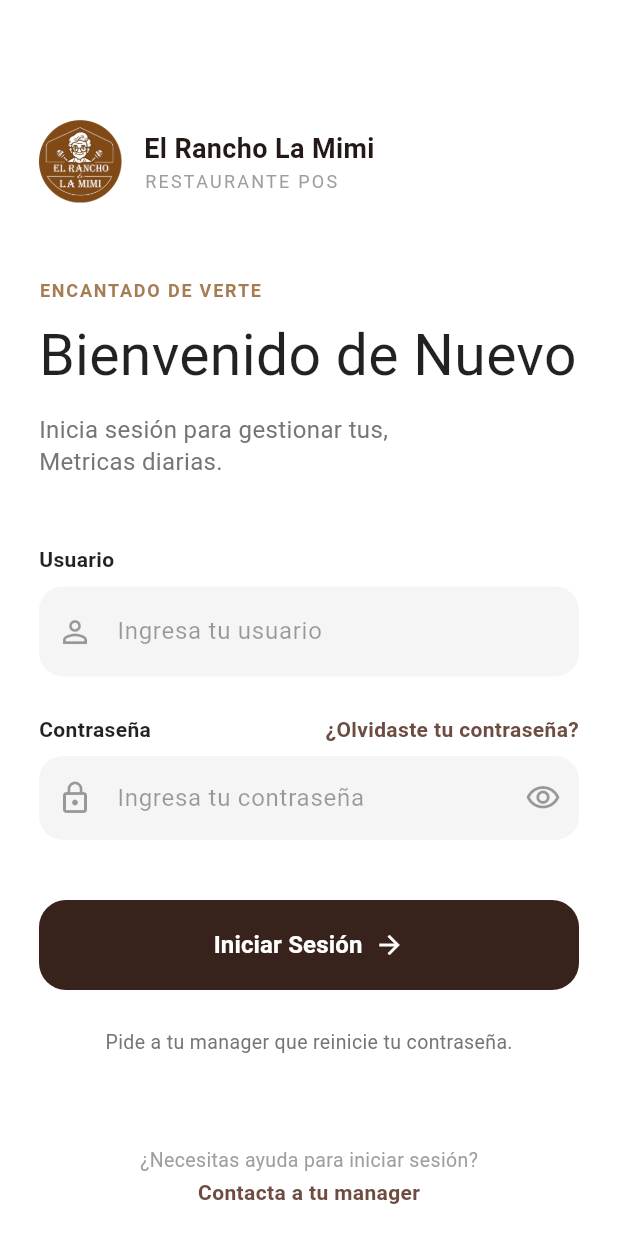
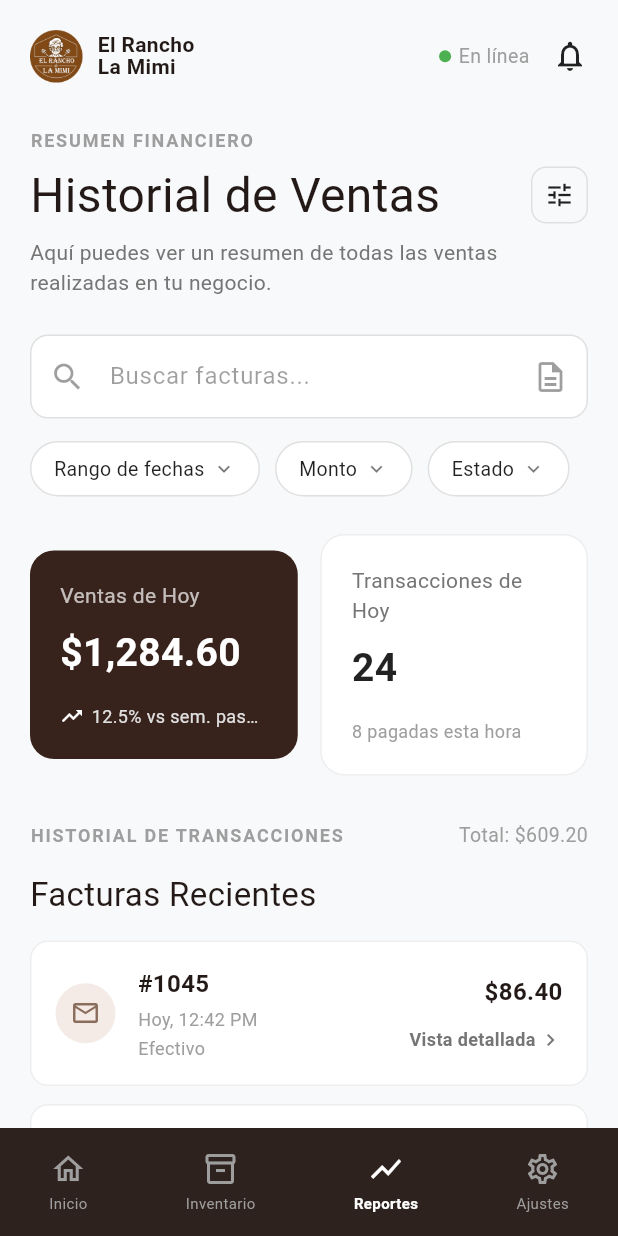
Before and after one commit to Juanexee/SistemaMovil, a Flutter app: the screen it shows after launch, on a phone screen of 412 x 824 dp. Run offline on Flutter 3.47's test engine with Material 3 defaults, Android fonts, the phone set to English and light mode, and no system bars.

Commit message:
feat: subiendo pantalla de historial de venta

```diff
--- a/lib/main.dart
+++ b/lib/main.dart
@@ -1,6 +1,7 @@
 import 'package:flutter/material.dart';
 
-import 'screens/login/login_screen.dart';
+// Importamos la pantalla de Historial de Ventas
+import 'screens/reports/sales_history_screen.dart';
 
 void main() {
   runApp(const MyApp());
@@ -15,12 +16,11 @@ class MyApp extends StatelessWidget {
       title: 'El Rancho La Mimi',
       debugShowCheckedModeBanner: false,
       theme: ThemeData(
-        // Usamos el color café principal como base para el tema
         colorScheme: ColorScheme.fromSeed(seedColor: const Color(0xFF38231c)),
         useMaterial3: true,
       ),
-
-      home: const LoginScreen(),
+      // Definimos la pantalla de Historial de Ventas como la vista inicial
+      home: const SalesHistoryScreen(),
     );
   }
 }
--- /dev/null
+++ b/lib/screens/reports/sales_history_screen.dart
@@ -0,0 +1,487 @@
+import 'package:flutter/material.dart';
+
+// Lo deje como StatefulWidget por si despues le metemos filtro al buscador
+class SalesHistoryScreen extends StatefulWidget {
+  const SalesHistoryScreen({super.key});
+
+  @override
+  State<SalesHistoryScreen> createState() => _SalesHistoryScreenState();
+}
+
+class _SalesHistoryScreenState extends State<SalesHistoryScreen> {
+  TextEditingController search_ctrl = TextEditingController();
+
+  @override
+  Widget build(BuildContext context) {
+    return Scaffold(
+      backgroundColor: const Color(
+        0xFFF8F9FA,
+      ), // Un gris super clarito para el fondo
+      // BARRA INFERIOR CUSTOMIZADA (El BottomNavigationBar normal daba muchos problemas de color)
+      bottomNavigationBar: Container(
+        padding: const EdgeInsets.symmetric(vertical: 15),
+        color: const Color(0xFF2E221E), // Cafe oscuro
+        child: Row(
+          mainAxisAlignment: MainAxisAlignment.spaceAround,
+          children: [
+            _buildNavItem(Icons.home_outlined, 'Inicio', false),
+            _buildNavItem(Icons.inventory_2_outlined, 'Inventario', false),
+            _buildNavItem(
+              Icons.show_chart,
+              'Reportes',
+              true,
+            ), // Este esta activo
+            _buildNavItem(Icons.settings_outlined, 'Ajustes', false),
+          ],
+        ),
+      ),
+
+      // CUERPO DE LA PANTALLA
+      // Uso SingleChildScrollView para que haga scroll en Y y no de error de pixeles
+      body: SafeArea(
+        child: SingleChildScrollView(
+          child: Padding(
+            padding: const EdgeInsets.all(20.0),
+            child: Column(
+              crossAxisAlignment: CrossAxisAlignment.start,
+              children: [
+                // TOP BAR
+                Row(
+                  children: [
+                    ClipRRect(
+                      borderRadius: BorderRadius.circular(8),
+                      child: Image.asset(
+                        'assets/images/mimi2.png',
+                        width: 35,
+                        height: 35,
+                        fit: BoxFit.cover,
+                      ),
+                    ),
+                    const SizedBox(width: 10),
+                    const Text(
+                      'El Rancho\nLa Mimi',
+                      style: TextStyle(
+                        fontWeight: FontWeight.bold,
+                        height: 1.1,
+                      ),
+                    ),
+                    const Spacer(),
+                    // Estado online
+                    Container(
+                      width: 8,
+                      height: 8,
+                      decoration: const BoxDecoration(
+                        color: Colors.green,
+                        shape: BoxShape.circle,
+                      ),
+                    ),
+                    const SizedBox(width: 5),
+                    const Text(
+                      'En línea',
+                      style: TextStyle(color: Colors.grey, fontSize: 13),
+                    ),
+                    const SizedBox(width: 15),
+                    const Icon(Icons.notifications_none, color: Colors.black87),
+                  ],
+                ),
+
+                const SizedBox(height: 30),
+
+                // TITULOS
+                const Text(
+                  'RESUMEN FINANCIERO',
+                  style: TextStyle(
+                    color: Colors.grey,
+                    fontSize: 12,
+                    letterSpacing: 1.2,
+                    fontWeight: FontWeight.bold,
+                  ),
+                ),
+                const SizedBox(height: 5),
+                Row(
+                  mainAxisAlignment: MainAxisAlignment.spaceBetween,
+                  children: [
+                    const Text(
+                      'Historial de Ventas',
+                      style: TextStyle(
+                        fontSize: 32,
+                        fontWeight: FontWeight.w400,
+                      ),
+                    ),
+                    Container(
+                      padding: const EdgeInsets.all(8),
+                      decoration: BoxDecoration(
+                        border: Border.all(color: Colors.grey.shade300),
+                        borderRadius: BorderRadius.circular(10),
+                      ),
+                      child: const Icon(
+                        Icons.tune,
+                        color: Colors.black87,
+                        size: 20,
+                      ),
+                    ),
+                  ],
+                ),
+                const SizedBox(height: 5),
+                Text(
+                  'Aquí puedes ver un resumen de todas las ventas realizadas en tu negocio.',
+                  style: TextStyle(color: Colors.grey[600], fontSize: 14),
+                ),
+
+                const SizedBox(height: 25),
+
+                // BUSCADOR
+                Container(
+                  decoration: BoxDecoration(
+                    color: Colors.white,
+                    borderRadius: BorderRadius.circular(12),
+                    border: Border.all(color: Colors.grey.shade300),
+                  ),
+                  child: TextFormField(
+                    controller: search_ctrl,
+                    decoration: const InputDecoration(
+                      hintText: 'Buscar facturas...',
+                      hintStyle: TextStyle(color: Colors.black38),
+                      prefixIcon: Icon(Icons.search, color: Colors.black38),
+                      suffixIcon: Icon(
+                        Icons.description_outlined,
+                        color: Colors.black38,
+                      ),
+                      border: InputBorder.none,
+                      contentPadding: EdgeInsets.symmetric(vertical: 15),
+                    ),
+                  ),
+                ),
+
+                const SizedBox(height: 15),
+
+                // FILTROS (Row con scroll horizontal por si agregamos mas)
+                SingleChildScrollView(
+                  scrollDirection: Axis.horizontal,
+                  child: Row(
+                    children: [
+                      _buildFilterChip('Rango de fechas'),
+                      const SizedBox(width: 10),
+                      _buildFilterChip('Monto'),
+                      const SizedBox(width: 10),
+                      _buildFilterChip('Estado'),
+                    ],
+                  ),
+                ),
+
+                const SizedBox(height: 25),
+
+                // TARJETAS DE RESUMEN
+                Row(
+                  children: [
+                    // Tarjeta oscura
+                    Expanded(
+                      child: Container(
+                        padding: const EdgeInsets.all(20),
+                        decoration: BoxDecoration(
+                          color: const Color(0xFF38231c),
+                          borderRadius: BorderRadius.circular(16),
+                        ),
+                        child: Column(
+                          crossAxisAlignment: CrossAxisAlignment.start,
+                          children: [
+                            const Text(
+                              "Ventas de Hoy",
+                              style: TextStyle(
+                                color: Colors.white70,
+                                fontSize: 14,
+                              ),
+                            ),
+                            const SizedBox(height: 10),
+                            const Text(
+                              '\$1,284.60',
+                              style: TextStyle(
+                                color: Colors.white,
+                                fontSize: 26,
+                                fontWeight: FontWeight.bold,
+                              ),
+                            ),
+                            const SizedBox(height: 15),
+                            Row(
+                              children: [
+                                const Icon(
+                                  Icons.trending_up,
+                                  color: Colors.white,
+                                  size: 16,
+                                ),
+                                const SizedBox(width: 5),
+                                Expanded(
+                                  // <-- Esto evita que el texto rompa el diseño
+                                  child: Text(
+                                    '12.5% vs sem. pasada',
+                                    style: TextStyle(
+                                      color: Colors.grey[300],
+                                      fontSize: 12,
+                                    ),
+                                    overflow: TextOverflow
+                                        .ellipsis, // Agrega "..." si la pantalla es muy pequeña
+                                  ),
+                                ),
+                              ],
+                            ),
+                          ],
+                        ),
+                      ),
+                    ),
+                    const SizedBox(width: 15),
+                    // Tarjeta clara
+                    Expanded(
+                      child: Container(
+                        padding: const EdgeInsets.all(20),
+                        decoration: BoxDecoration(
+                          color: Colors.white,
+                          borderRadius: BorderRadius.circular(16),
+                          border: Border.all(color: Colors.grey.shade200),
+                        ),
+                        child: Column(
+                          crossAxisAlignment: CrossAxisAlignment.start,
+                          children: [
+                            Text(
+                              'Transacciones de Hoy',
+                              style: TextStyle(
+                                color: Colors.grey[600],
+                                fontSize: 14,
+                              ),
+                            ),
+                            const SizedBox(height: 10),
+                            const Text(
+                              '24',
+                              style: TextStyle(
+                                color: Colors.black87,
+                                fontSize: 26,
+                                fontWeight: FontWeight.bold,
+                              ),
+                            ),
+                            const SizedBox(height: 15),
+                            Text(
+                              '8 pagadas esta hora',
+                              style: TextStyle(
+                                color: Colors.grey[500],
+                                fontSize: 12,
+                              ),
+                            ),
+                          ],
+                        ),
+                      ),
+                    ),
+                  ],
+                ),
+
+                const SizedBox(height: 30),
+
+                // HEADER DE LA LISTA
+                Row(
+                  mainAxisAlignment: MainAxisAlignment.spaceBetween,
+                  children: [
+                    const Text(
+                      'HISTORIAL DE TRANSACCIONES',
+                      style: TextStyle(
+                        color: Colors.grey,
+                        fontSize: 12,
+                        letterSpacing: 1.2,
+                        fontWeight: FontWeight.bold,
+                      ),
+                    ),
+                    Text(
+                      'Total: \$609.20',
+                      style: TextStyle(color: Colors.grey[500], fontSize: 13),
+                    ),
+                  ],
+                ),
+
+                const SizedBox(height: 15),
+                const Text(
+                  'Facturas Recientes',
+                  style: TextStyle(fontSize: 22, fontWeight: FontWeight.w400),
+                ),
+                const SizedBox(height: 15),
+
+                // LISTA DE FACTURAS
+                // use un Column porque el ListView me daba un error raro de tamaño infinito
+                Column(
+                  children: [
+                    _buildInvoiceRow(
+                      '#1045',
+                      'Hoy, 12:42 PM',
+                      'Efectivo',
+                      '\$86.40',
+                      Icons.mail_outline,
+                    ),
+                    _buildInvoiceRow(
+                      '#1044',
+                      'Hoy, 11:18 AM',
+                      'Tarjeta de crédito',
+                      '\$142.80',
+                      Icons.inbox_outlined,
+                    ),
+                    _buildInvoiceRow(
+                      '#1043',
+                      'Ayer, 8:36 PM',
+                      'Tarjeta de crédito',
+                      '\$64.25',
+                      Icons.mail_outline,
+                    ),
+                    _buildInvoiceRow(
+                      '#1042',
+                      'Ayer, 7:09 PM',
+                      'Efectivo',
+                      '\$218.60',
+                      Icons.inbox_outlined,
+                    ),
+                    _buildInvoiceRow(
+                      '#1041',
+                      '18 Mar, 6:24 PM',
+                      'Tarjeta de crédito',
+                      '\$97.15',
+                      Icons.mail_outline,
+                    ),
+                  ],
+                ),
+
+                const SizedBox(height: 20),
+              ],
+            ),
+          ),
+        ),
+      ),
+    );
+  }
+
+  // Metodo para no repetir tanto codigo en los filtros (me di cuenta tarde xd)
+  Widget _buildFilterChip(String label) {
+    return Container(
+      padding: const EdgeInsets.symmetric(horizontal: 15, vertical: 8),
+      decoration: BoxDecoration(
+        color: Colors.white,
+        border: Border.all(color: Colors.grey.shade300),
+        borderRadius: BorderRadius.circular(20),
+      ),
+      child: Row(
+        children: [
+          Text(
+            label,
+            style: const TextStyle(fontSize: 13, color: Colors.black87),
+          ),
+          const SizedBox(width: 5),
+          const Icon(
+            Icons.keyboard_arrow_down,
+            size: 16,
+            color: Colors.black54,
+          ),
+        ],
+      ),
+    );
+  }
+
+  // Constructor de las celdas de la lista
+  Widget _buildInvoiceRow(
+    String id,
+    String date,
+    String payMethod,
+    String amount,
+    IconData icon,
+  ) {
+    return Container(
+      margin: const EdgeInsets.only(bottom: 12), // Espacio entre cada tarjeta
+      padding: const EdgeInsets.all(16),
+      decoration: BoxDecoration(
+        color: Colors.white,
+        borderRadius: BorderRadius.circular(12),
+        border: Border.all(color: Colors.grey.shade200),
+      ),
+      child: Row(
+        children: [
+          // Icono circular
+          Container(
+            padding: const EdgeInsets.all(10),
+            decoration: const BoxDecoration(
+              color: Color(0xFFF5EBE6), // Colorcito cafe claro
+              shape: BoxShape.circle,
+            ),
+            child: Icon(icon, color: const Color(0xFF8A6D5C), size: 20),
+          ),
+          const SizedBox(width: 15),
+
+          // Textos del medio
+          Expanded(
+            child: Column(
+              crossAxisAlignment: CrossAxisAlignment.start,
+              children: [
+                Text(
+                  id,
+                  style: const TextStyle(
+                    fontWeight: FontWeight.bold,
+                    fontSize: 16,
+                  ),
+                ),
+                const SizedBox(height: 4),
+                Text(
+                  date,
+                  style: TextStyle(color: Colors.grey[500], fontSize: 12),
+                ),
+                const SizedBox(height: 2),
+                Text(
+                  payMethod,
+                  style: TextStyle(color: Colors.grey[500], fontSize: 12),
+                ),
+              ],
+            ),
+          ),
+
+          // Montos y boton
+          Column(
+            crossAxisAlignment: CrossAxisAlignment.end,
+            children: [
+              Text(
+                amount,
+                style: const TextStyle(
+                  fontWeight: FontWeight.bold,
+                  fontSize: 16,
+                ),
+              ),
+              const SizedBox(height: 12),
+              Row(
+                children: [
+                  Text(
+                    'Vista detallada',
+                    style: TextStyle(
+                      color: Colors.grey[600],
+                      fontSize: 12,
+                      fontWeight: FontWeight.bold,
+                    ),
+                  ),
+                  const SizedBox(width: 2),
+                  Icon(Icons.chevron_right, color: Colors.grey[600], size: 16),
+                ],
+              ),
+            ],
+          ),
+        ],
+      ),
+    );
+  }
+
+  // Botones de navegacion de abajo
+  Widget _buildNavItem(IconData icon, String label, bool isActive) {
+    return Column(
+      mainAxisSize: MainAxisSize.min,
+      children: [
+        Icon(icon, color: isActive ? Colors.white : Colors.grey[500], size: 24),
+        const SizedBox(height: 4),
+        Text(
+          label,
+          style: TextStyle(
+            color: isActive ? Colors.white : Colors.grey[500],
+            fontSize: 10,
+            fontWeight: isActive ? FontWeight.bold : FontWeight.normal,
+          ),
+        ),
+      ],
+    );
+  }
+}
```
